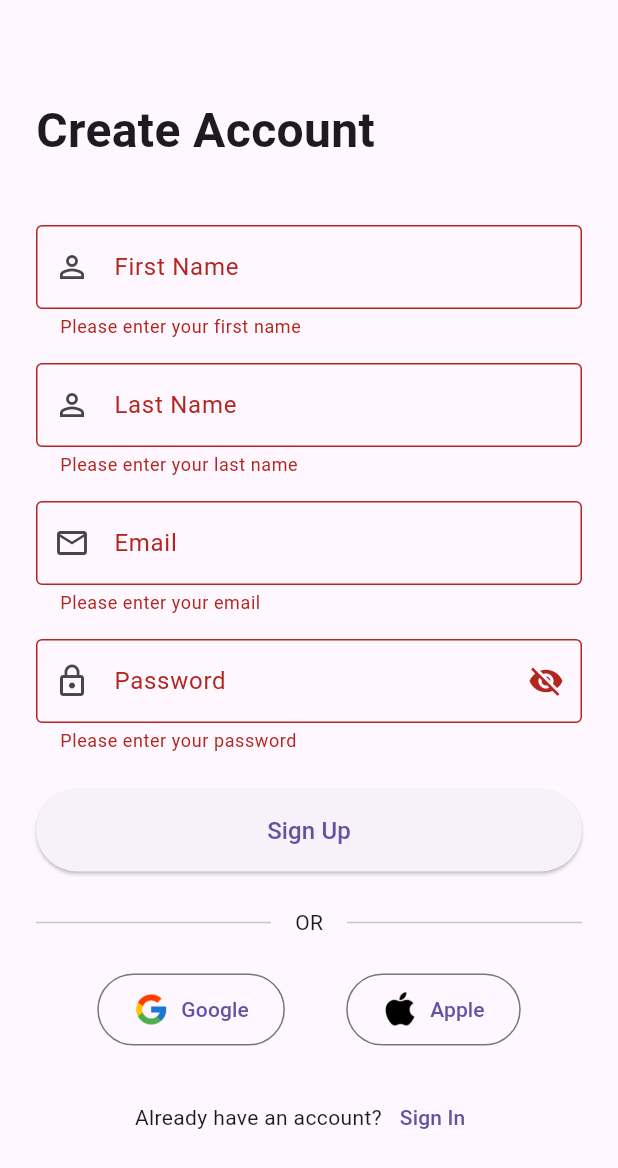
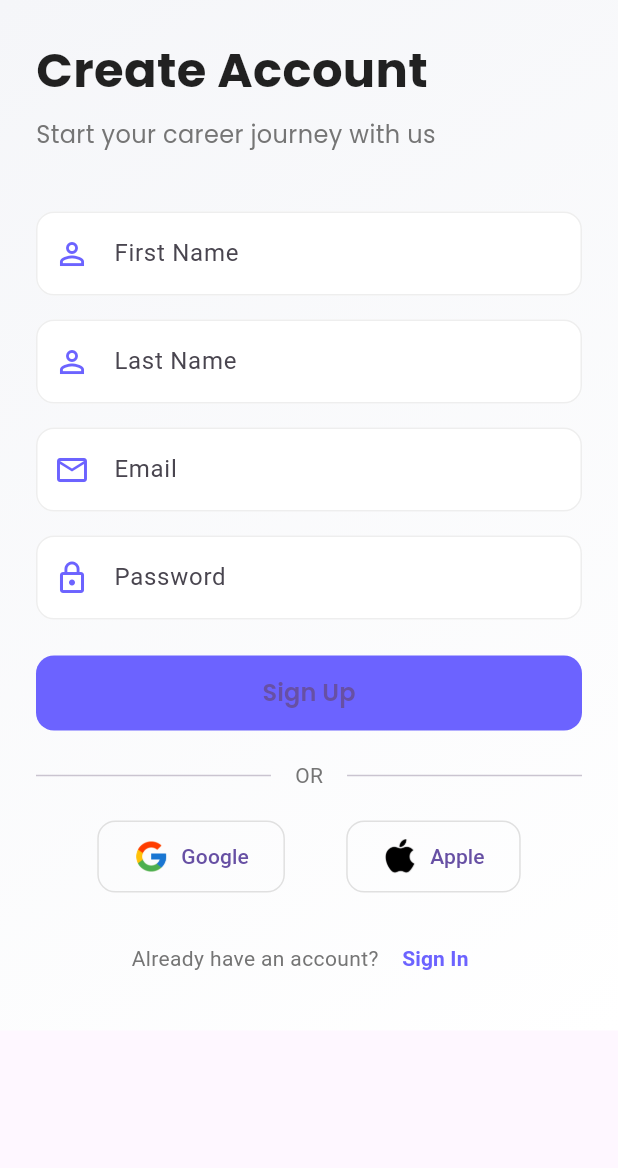
Before and after one commit to StaySafe020/job_hop, a Flutter app: the RegistrationScreen screen opened by its route, after a tap on "Sign Up", on a phone screen of 412 x 824 dp. Shown: the top 1168 px of the screen. Run offline on Flutter 3.47's test engine with Material 3 defaults, Android fonts, the phone set to English and light mode, and no system bars; our stand-ins replace google_fonts.

Commit message:
modified auth ui created messaging model/screen

```diff
--- a/lib/authentication/registration_screen.dart
+++ b/lib/authentication/registration_screen.dart
@@ -1,194 +1,170 @@
 import 'package:flutter/material.dart';
+import 'package:google_fonts/google_fonts.dart';
 
 class RegistrationScreen extends StatefulWidget {
   const RegistrationScreen({Key? key}) : super(key: key);
 
   @override
-  State<RegistrationScreen> createState() => _RegistrationScreenState();
+  // ignore: library_private_types_in_public_api
+  _RegistrationScreenState createState() => _RegistrationScreenState();
 }
 
 class _RegistrationScreenState extends State<RegistrationScreen> {
   final _formKey = GlobalKey<FormState>();
+  final _emailController = TextEditingController();
+  final _passwordController = TextEditingController();
   final _firstNameController = TextEditingController();
   final _lastNameController = TextEditingController();
-  final _emailController = TextEditingController();
-  final _passwordController = TextEditingController();
-  bool _isPasswordVisible = false;
 
-  @override
-  void dispose() {
-    _firstNameController.dispose();
-    _lastNameController.dispose();
-    _emailController.dispose();
-    _passwordController.dispose();
-    super.dispose();
+  // Custom Colors
+  static const primaryColor = Color(0xFF6C63FF);
+  static const backgroundColor = Color(0xFFF5F6F9);
+
+  InputDecoration _getInputDecoration(String label, IconData icon) {
+    return InputDecoration(
+      labelText: label,
+      prefixIcon: Icon(icon, color: primaryColor),
+      filled: true,
+      fillColor: Colors.white,
+      border: OutlineInputBorder(
+        borderRadius: BorderRadius.circular(12),
+        borderSide: BorderSide.none,
+      ),
+      enabledBorder: OutlineInputBorder(
+        borderRadius: BorderRadius.circular(12),
+        borderSide: BorderSide(color: Colors.grey.shade200),
+      ),
+      focusedBorder: OutlineInputBorder(
+        borderRadius: BorderRadius.circular(12),
+        borderSide: BorderSide(color: primaryColor),
+      ),
+    );
   }
 
   @override
   Widget build(BuildContext context) {
     return Scaffold(
-      body: SafeArea(
+      body: Container(
+        decoration: BoxDecoration(
+          gradient: LinearGradient(
+            begin: Alignment.topLeft,
+            end: Alignment.bottomRight,
+            colors: [backgroundColor, Colors.white],
+          ),
+        ),
+        child: SafeArea(
           child: SingleChildScrollView(
-          padding: const EdgeInsets.all(24.0),
+            padding: EdgeInsets.all(24),
             child: Form(
               key: _formKey,
               child: Column(
-              crossAxisAlignment: CrossAxisAlignment.stretch,
+                crossAxisAlignment: CrossAxisAlignment.start,
                 children: [
-                const SizedBox(height: 40),
-                const Text(
+                  Text(
                     'Create Account',
-                  style: TextStyle(
+                    style: GoogleFonts.poppins(
                       fontSize: 32,
                       fontWeight: FontWeight.bold,
+                      color: Colors.black87,
                     ),
                   ),
-                const SizedBox(height: 40),
+                  SizedBox(height: 8),
+                  Text(
+                    'Start your career journey with us',
+                    style: GoogleFonts.poppins(
+                      fontSize: 16,
+                      color: Colors.grey[600],
+                    ),
+                  ),
+                  SizedBox(height: 40),
                   TextFormField(
                     controller: _firstNameController,
-                  decoration: const InputDecoration(
-                    labelText: 'First Name',
-                    border: OutlineInputBorder(),
-                    prefixIcon: Icon(Icons.person_outline),
+                    decoration: _getInputDecoration('First Name', Icons.person_outline),
                   ),
-                  validator: (value) {
-                    if (value == null || value.isEmpty) {
-                      return 'Please enter your first name';
-                    }
-                    return null;
-                  },
-                ),
-                const SizedBox(height: 16),
+                  SizedBox(height: 16),
                   TextFormField(
                     controller: _lastNameController,
-                  decoration: const InputDecoration(
-                    labelText: 'Last Name',
-                    border: OutlineInputBorder(),
-                    prefixIcon: Icon(Icons.person_outline),
+                    decoration: _getInputDecoration('Last Name', Icons.person_outline),
                   ),
-                  validator: (value) {
-                    if (value == null || value.isEmpty) {
-                      return 'Please enter your last name';
-                    }
-                    return null;
-                  },
-                ),
-                const SizedBox(height: 16),
+                  SizedBox(height: 16),
                   TextFormField(
                     controller: _emailController,
+                    decoration: _getInputDecoration('Email', Icons.email_outlined),
                     keyboardType: TextInputType.emailAddress,
-                  decoration: const InputDecoration(
-                    labelText: 'Email',
-                    border: OutlineInputBorder(),
-                    prefixIcon: Icon(Icons.email_outlined),
                   ),
-                  validator: (value) {
-                    if (value == null || value.isEmpty) {
-                      return 'Please enter your email';
-                    }
-                    if (!RegExp(r'^[\w-\.]+@([\w-]+\.)+[\w-]{2,4}$').hasMatch(value)) {
-                      return 'Please enter a valid email';
-                    }
-                    return null;
-                  },
-                ),
-                const SizedBox(height: 16),
+                  SizedBox(height: 16),
                   TextFormField(
                     controller: _passwordController,
-                  obscureText: !_isPasswordVisible,
-                  decoration: InputDecoration(
-                    labelText: 'Password',
-                    border: const OutlineInputBorder(),
-                    prefixIcon: const Icon(Icons.lock_outline),
-                    suffixIcon: IconButton(
-                      icon: Icon(
-                        _isPasswordVisible ? Icons.visibility : Icons.visibility_off,
+                    decoration: _getInputDecoration('Password', Icons.lock_outline),
+                    obscureText: true,
                   ),
-                      onPressed: () {
-                        setState(() {
-                          _isPasswordVisible = !_isPasswordVisible;
-                        });
-                      },
-                    ),
-                  ),
-                  validator: (value) {
-                    if (value == null || value.isEmpty) {
-                      return 'Please enter your password';
-                    }
-                    if (value.length < 6) {
-                      return 'Password must be at least 6 characters';
-                    }
-                    return null;
-                  },
-                ),
-                const SizedBox(height: 24),
-                ElevatedButton(
+                  SizedBox(height: 24),
+                  SizedBox(
+                    width: double.infinity,
+                    height: 50,
+                    child: ElevatedButton(
                       onPressed: () {
                         if (_formKey.currentState!.validate()) {
-                      // Implement registration logic
+                          // Handle registration
                         }
                       },
                       style: ElevatedButton.styleFrom(
-                    padding: const EdgeInsets.symmetric(vertical: 16),
+                        backgroundColor: primaryColor,
+                        shape: RoundedRectangleBorder(
+                          borderRadius: BorderRadius.circular(12),
                         ),
-                  child: const Text(
+                        elevation: 0,
+                      ),
+                      child: Text(
                         'Sign Up',
-                    style: TextStyle(fontSize: 16),
+                        style: GoogleFonts.poppins(
+                          fontSize: 16,
+                          fontWeight: FontWeight.w600,
                         ),
                       ),
-                const SizedBox(height: 24),
-                const Row(
+                    ),
+                  ),
+                  SizedBox(height: 20),
+                  Row(
                     children: [
                       Expanded(child: Divider()),
                       Padding(
                         padding: EdgeInsets.symmetric(horizontal: 16),
-                      child: Text('OR'),
+                        child: Text(
+                          'OR',
+                          style: TextStyle(color: Colors.grey[600]),
+                        ),
                       ),
                       Expanded(child: Divider()),
                     ],
                   ),
-                const SizedBox(height: 24),
+                  SizedBox(height: 20),
                   Row(
                     mainAxisAlignment: MainAxisAlignment.spaceEvenly,
                     children: [
-                    OutlinedButton.icon(
-                      onPressed: () {
-                        // Implement Google sign in
-                      },
-                      icon: Image.asset('assets/images/google.png', height: 24),
-                      label: const Text('Google'),
-                      style: OutlinedButton.styleFrom(
-                        padding: const EdgeInsets.symmetric(
-                          horizontal: 24,
-                          vertical: 12,
-                        ),
-                      ),
-                    ),
-                    OutlinedButton.icon(
-                      onPressed: () {
-                        // Implement Apple sign in
-                      },
-                      icon: Image.asset('assets/images/apple.png', height: 24),
-                      label: const Text('Apple'),
-                      style: OutlinedButton.styleFrom(
-                        padding: const EdgeInsets.symmetric(
-                          horizontal: 24,
-                          vertical: 12,
-                        ),
-                      ),
-                    ),
+                      _socialButton('Google', 'assets/images/google.png'),
+                      _socialButton('Apple', 'assets/images/apple.png'),
                     ],
                   ),
-                const SizedBox(height: 24),
+                  SizedBox(height: 20),
                   Row(
                     mainAxisAlignment: MainAxisAlignment.center,
                     children: [
-                    const Text('Already have an account?'),
+                      Text(
+                        'Already have an account? ',
+                        style: TextStyle(color: Colors.grey[600]),
+                      ),
                       TextButton(
                         onPressed: () {
-                        Navigator.pushNamed(context, '/login');
+                          Navigator.pop(context);
                         },
-                      child: const Text('Sign In'),
+                        child: Text(
+                          'Sign In',
+                          style: TextStyle(
+                            color: primaryColor,
+                            fontWeight: FontWeight.w600,
+                          ),
+                        ),
                       ),
                     ],
                   ),
@@ -197,6 +173,27 @@ class _RegistrationScreenState extends State<RegistrationScreen> {
             ),
           ),
         ),
+      ),
+    );
+  }
+
+  Widget _socialButton(String text, String imagePath) {
+    return OutlinedButton(
+      onPressed: () {},
+      style: OutlinedButton.styleFrom(
+        padding: EdgeInsets.symmetric(horizontal: 24, vertical: 12),
+        side: BorderSide(color: Colors.grey.shade300),
+        shape: RoundedRectangleBorder(
+          borderRadius: BorderRadius.circular(12),
+        ),
+      ),
+      child: Row(
+        children: [
+          Image.asset(imagePath, height: 24),
+          SizedBox(width: 8),
+          Text(text),
+        ],
+      ),
     );
   }
 }
--- a/pubspec.yaml
+++ b/pubspec.yaml
@@ -26,11 +26,14 @@ dependencies:
     sdk: flutter
 
 
+
+
   # The following adds the Cupertino Icons font to your application.
   # Use with the CupertinoIcons class for iOS style icons.
   cupertino_icons: ^1.0.2
-  google_fonts: ^2.1.0
+  google_fonts: ^5.1.0
   font_awesome_flutter: ^9.1.0
+  intl: ^0.18.0
 
 dev_dependencies:
   flutter_test:
```
Also changed, not shown: lib/authentication/login_screen.dart (+119 -96 lines), lib/messaging/chat_screen.dart (+215 -0 lines), lib/messaging/message_model.dart (+25 -0 lines), pubspec.lock. Lines whose indentation alone changed are shown as unchanged.
